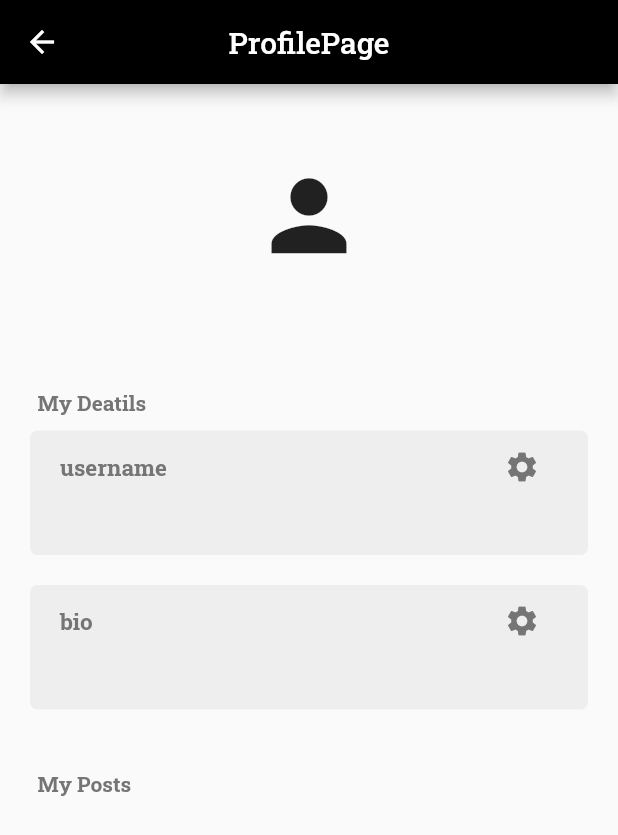
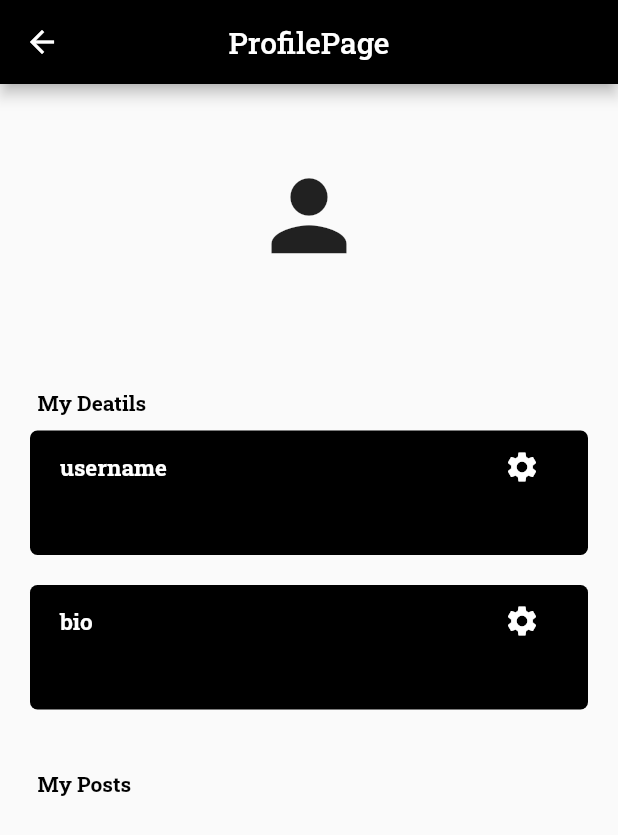
Before and after one commit to ErnestoMoraes/Social_FirebaseChat, a Flutter app: the ProfilePage screen opened by its route, on a phone screen of 412 x 824 dp. Shown: the top 835 px of the screen. Run offline on Flutter 3.47's test engine with Material 2 defaults, Android fonts, the phone set to English and light mode, and no system bars; our stand-ins replace cloud_firestore, firebase_auth, firebase_core, google_fonts; accounts and stored records are empty.

```diff
--- a/lib/app/components/text_box_component.dart
+++ b/lib/app/components/text_box_component.dart
@@ -16,7 +16,7 @@ class TextBoxComponent extends StatelessWidget {
   Widget build(BuildContext context) {
     return Container(
       decoration: BoxDecoration(
-        color: Colors.grey[200],
+        color: Colors.black,
         borderRadius: BorderRadius.circular(5),
       ),
       padding: const EdgeInsets.only(left: 20, right: 20, bottom: 15),
@@ -29,26 +29,26 @@ class TextBoxComponent extends StatelessWidget {
             children: [
               Text(
                 sectionName,
-                style: TextStyle(
-              fontSize: 15,
-              color: Colors.grey[600],
-              fontWeight: FontWeight.bold,
-            ),
+                style: const TextStyle(
+                  fontSize: 15,
+                  color: Colors.white,
+                  fontWeight: FontWeight.bold,
+                ),
               ),
               IconButton(
                 onPressed: onPressed,
-                icon: Icon(
+                icon: const Icon(
                   Icons.settings,
-                  color: Colors.grey[600],
+                  color: Colors.white,
                 ),
               ),
             ],
           ),
           Text(
             text,
-            style: TextStyle(
+            style: const TextStyle(
               fontSize: 15,
-              color: Colors.grey[600],
+              color: Colors.white,
               fontWeight: FontWeight.bold,
             ),
           ),
--- a/lib/app/pages/profile/profile_page.dart
+++ b/lib/app/pages/profile/profile_page.dart
@@ -62,7 +62,7 @@ class _ProfilePageState extends State<ProfilePage> {
       ),
     );
 
-    if (newValue.trim().isNotEmpty && newValue != field  ) {
+    if (newValue.trim().isNotEmpty && newValue != field) {
       await usersCollection.doc(current.email).update({
         field: newValue,
       });
@@ -97,12 +97,12 @@ class _ProfilePageState extends State<ProfilePage> {
                   style: TextStyle(color: Colors.grey[800]),
                 ),
                 const SizedBox(height: 50),
-                Padding(
-                  padding: const EdgeInsets.only(left: 25),
+                const Padding(
+                  padding: EdgeInsets.only(left: 25),
                   child: Text(
                     'My Deatils',
                     style: TextStyle(
-                      color: Colors.grey[600],
+                      color: Colors.black,
                       fontWeight: FontWeight.bold,
                     ),
                   ),
@@ -118,12 +118,12 @@ class _ProfilePageState extends State<ProfilePage> {
                   onPressed: () => editField('bio'),
                 ),
                 const SizedBox(height: 30),
-                Padding(
-                  padding: const EdgeInsets.only(left: 25),
+                const Padding(
+                  padding: EdgeInsets.only(left: 25),
                   child: Text(
                     'My Posts',
                     style: TextStyle(
-                      color: Colors.grey[600],
+                      color: Colors.black,
                       fontWeight: FontWeight.bold,
                     ),
                   ),
```
